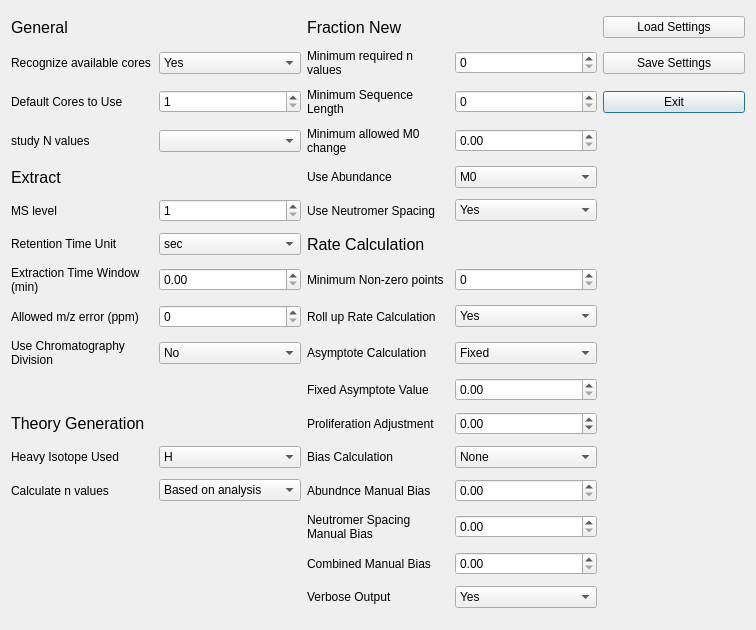
Old version of the form ui_files/Settings_Menu.ui in the repository JC-Price/DeuteRater.
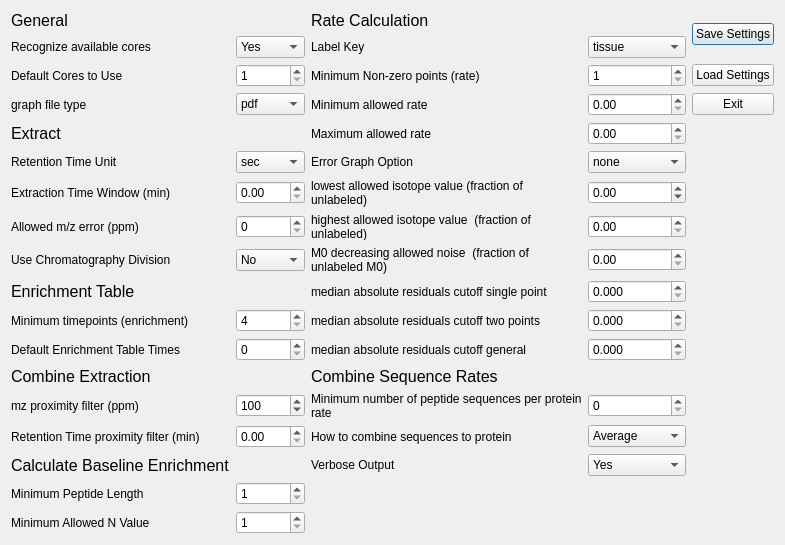
New version of the form.

Patch:
```diff
--- a/ui_files/Settings_Menu.ui
+++ b/ui_files/Settings_Menu.ui
@@ -6,52 +6,88 @@
    <rect>
     <x>0</x>
     <y>0</y>
-    <width>756</width>
-    <height>630</height>
+    <width>785</width>
+    <height>545</height>
    </rect>
   </property>
-  <property name="minimumSize">
-   <size>
-    <width>650</width>
-    <height>600</height>
-   </size>
-  </property>
   <property name="windowTitle">
    <string>Dialog</string>
   </property>
-  <property name="autoFillBackground">
-   <bool>false</bool>
-  </property>
-  <property name="sizeGripEnabled">
-   <bool>false</bool>
-  </property>
   <layout class="QGridLayout" name="gridLayout">
-   <item row="0" column="0">
-    <widget class="QLabel" name="label_5">
-     <property name="font">
-      <font>
-       <pointsize>12</pointsize>
-      </font>
+   <item row="19" column="1">
+    <widget class="QSpinBox" name="min_allowed_n_value">
+     <property name="minimum">
+      <number>1</number>
      </property>
+     <property name="maximum">
+      <number>99</number>
+     </property>
+    </widget>
+   </item>
+   <item row="19" column="0">
+    <widget class="QLabel" name="label_25">
      <property name="text">
-      <string>General</string>
+      <string>Minimum Allowed N Value</string>
      </property>
     </widget>
    </item>
-   <item row="0" column="3">
-    <widget class="QLabel" name="label_2">
+   <item row="18" column="1">
+    <widget class="QSpinBox" name="min_AA_length">
+     <property name="minimum">
+      <number>1</number>
+     </property>
+     <property name="maximum">
+      <number>99</number>
+     </property>
+    </widget>
+   </item>
+   <item row="17" column="2">
+    <widget class="QLabel" name="label_43">
+     <property name="text">
+      <string>Verbose Output</string>
+     </property>
+     <property name="wordWrap">
+      <bool>true</bool>
+     </property>
+    </widget>
+   </item>
+   <item row="16" column="1">
+    <widget class="QDoubleSpinBox" name="rt_prox_filter"/>
+   </item>
+   <item row="15" column="2">
+    <widget class="QLabel" name="label_32">
+     <property name="text">
+      <string>Minimum number of peptide sequences per protein rate</string>
+     </property>
+     <property name="wordWrap">
+      <bool>true</bool>
+     </property>
+    </widget>
+   </item>
+   <item row="15" column="3">
+    <widget class="QSpinBox" name="minimum_sequences_to_combine_for_protein_rate"/>
+   </item>
+   <item row="17" column="0">
+    <widget class="QLabel" name="label_7">
      <property name="font">
       <font>
        <pointsize>12</pointsize>
       </font>
      </property>
      <property name="text">
-      <string>Fraction New</string>
+      <string>Calculate Baseline Enrichment</string>
      </property>
     </widget>
    </item>
-   <item row="1" column="2">
-    <widget class="QComboBox" name="recognize_available_cores">
+   <item row="16" column="0">
+    <widget class="QLabel" name="label_31">
+     <property name="text">
+      <string>Retention Time proximity filter (min)</string>
+     </property>
+    </widget>
+   </item>
+   <item row="17" column="3">
+    <widget class="QComboBox" name="verbose_output">
      <item>
       <property name="text">
        <string>Yes</string>
@@ -64,128 +100,25 @@
      </item>
     </widget>
    </item>
-   <item row="1" column="3">
-    <widget class="QLabel" name="label">
-     <property name="text">
-      <string>Minimum required n values</string>
-     </property>
-     <property name="scaledContents">
-      <bool>false</bool>
-     </property>
-     <property name="wordWrap">
-      <bool>true</bool>
-     </property>
-    </widget>
-   </item>
-   <item row="1" column="4">
-    <widget class="QSpinBox" name="min_n_value"/>
-   </item>
-   <item row="2" column="0">
-    <widget class="QLabel" name="label_18">
-     <property name="text">
-      <string>Default Cores to Use</string>
-     </property>
-     <property name="scaledContents">
-      <bool>false</bool>
-     </property>
-     <property name="wordWrap">
-      <bool>true</bool>
-     </property>
-    </widget>
-   </item>
-   <item row="2" column="2">
-    <widget class="QSpinBox" name="default_cores">
-     <property name="minimum">
-      <number>1</number>
-     </property>
-     <property name="maximum">
-      <number>60</number>
-     </property>
-    </widget>
-   </item>
-   <item row="2" column="3">
-    <widget class="QLabel" name="label_3">
-     <property name="text">
-      <string>Minimum Sequence Length</string>
-     </property>
-     <property name="scaledContents">
-      <bool>false</bool>
-     </property>
-     <property name="wordWrap">
-      <bool>true</bool>
-     </property>
-    </widget>
-   </item>
-   <item row="2" column="4">
-    <widget class="QSpinBox" name="min_sequence_length"/>
-   </item>
-   <item row="3" column="0">
-    <widget class="QLabel" name="label_23">
-     <property name="text">
-      <string>study N values</string>
-     </property>
-    </widget>
-   </item>
-   <item row="3" column="3">
-    <widget class="QLabel" name="label_8">
-     <property name="text">
-      <string>Minimum allowed M0 change</string>
-     </property>
-     <property name="scaledContents">
-      <bool>false</bool>
-     </property>
-     <property name="wordWrap">
-      <bool>true</bool>
-     </property>
-    </widget>
-   </item>
-   <item row="3" column="4">
-    <widget class="QDoubleSpinBox" name="min_allowed_m0_change">
-     <property name="maximum">
-      <double>1.000000000000000</double>
-     </property>
-     <property name="singleStep">
-      <double>0.050000000000000</double>
-     </property>
-    </widget>
-   </item>
-   <item row="4" column="0">
-    <widget class="QLabel" name="label_6">
-     <property name="font">
-      <font>
-       <pointsize>12</pointsize>
-      </font>
-     </property>
-     <property name="text">
-      <string>Extract</string>
-     </property>
-    </widget>
-   </item>
-   <item row="4" column="3">
+   <item row="18" column="0">
     <widget class="QLabel" name="label_24">
      <property name="text">
-      <string>Use Abundance</string>
+      <string>Minimum Peptide Length</string>
      </property>
-     <property name="scaledContents">
-      <bool>false</bool>
+    </widget>
+   </item>
+   <item row="16" column="2">
+    <widget class="QLabel" name="label_42">
+     <property name="text">
+      <string>How to combine sequences to protein</string>
      </property>
      <property name="wordWrap">
       <bool>true</bool>
      </property>
     </widget>
    </item>
-   <item row="4" column="4">
-    <widget class="QComboBox" name="use_abundance">
-     <item>
-      <property name="text">
-       <string>M0</string>
-      </property>
-     </item>
-     <item>
-      <property name="text">
-       <string>Highest</string>
-      </property>
-     </item>
+   <item row="16" column="3">
+    <widget class="QComboBox" name="protein_roll_up_type">
      <item>
       <property name="text">
        <string>Average</string>
@@ -198,74 +131,56 @@
      </item>
     </widget>
    </item>
-   <item row="5" column="0">
-    <widget class="QLabel" name="MS_level_label">
-     <property name="text">
-      <string>MS level</string>
-     </property>
-     <property name="scaledContents">
-      <bool>false</bool>
-     </property>
-     <property name="wordWrap">
-      <bool>true</bool>
-     </property>
-    </widget>
-   </item>
-   <item row="5" column="2">
-    <widget class="QSpinBox" name="ms_level">
+   <item row="15" column="1">
+    <widget class="QSpinBox" name="mz_prox_filter">
      <property name="minimum">
       <number>1</number>
      </property>
      <property name="maximum">
-      <number>10</number>
+      <number>1000</number>
+     </property>
+     <property name="singleStep">
+      <number>5</number>
+     </property>
+     <property name="value">
+      <number>100</number>
      </property>
     </widget>
    </item>
-   <item row="5" column="3">
-    <widget class="QLabel" name="label_25">
+   <item row="15" column="0">
+    <widget class="QLabel" name="label_27">
      <property name="text">
-      <string>Use Neutromer Spacing</string>
+      <string>mz proximity filter (ppm)</string>
      </property>
-     <property name="scaledContents">
-      <bool>false</bool>
+    </widget>
+   </item>
+   <item row="8" column="3">
+    <widget class="QDoubleSpinBox" name="lowest_allowed_norm_isotope">
+     <property name="minimum">
+      <double>-1.000000000000000</double>
      </property>
-     <property name="wordWrap">
-      <bool>true</bool>
+     <property name="maximum">
+      <double>1.000000000000000</double>
      </property>
     </widget>
    </item>
-   <item row="5" column="4">
-    <widget class="QComboBox" name="use_neutromer_spacing">
-     <item>
-      <property name="text">
-       <string>Yes</string>
-      </property>
-     </item>
+   <item row="9" column="1">
+    <widget class="QSpinBox" name="ppm_error">
+     <property name="maximum">
+      <number>100</number>
+     </property>
+    </widget>
+   </item>
+   <item row="10" column="1">
+    <widget class="QComboBox" name="use_chromatography_division">
      <item>
       <property name="text">
        <string>No</string>
       </property>
      </item>
-    </widget>
-   </item>
-   <item row="6" column="0">
-    <widget class="QLabel" name="label_19">
-     <property name="text">
-      <string>Retention Time Unit</string>
-     </property>
-     <property name="scaledContents">
-      <bool>false</bool>
-     </property>
-     <property name="wordWrap">
-      <bool>true</bool>
-     </property>
-    </widget>
-   </item>
-   <item row="6" column="2">
-    <widget class="QComboBox" name="rt_unit">
      <item>
       <property name="text">
-       <string>sec</string>
+       <string>Intrafile</string>
       </property>
      </item>
      <item>
@@ -275,136 +190,66 @@
      </item>
     </widget>
    </item>
-   <item row="6" column="3">
-    <widget class="QLabel" name="label_4">
-     <property name="font">
-      <font>
-       <pointsize>12</pointsize>
-      </font>
-     </property>
-     <property name="text">
-      <string>Rate Calculation</string>
-     </property>
-    </widget>
-   </item>
-   <item row="7" column="0">
+   <item row="8" column="0">
     <widget class="QLabel" name="label_20">
      <property name="text">
       <string>Extraction Time Window (min)</string>
      </property>
-     <property name="scaledContents">
-      <bool>false</bool>
-     </property>
-     <property name="wordWrap">
-      <bool>true</bool>
-     </property>
-    </widget>
-   </item>
-   <item row="7" column="2">
-    <widget class="QDoubleSpinBox" name="time_window"/>
-   </item>
-   <item row="7" column="3">
-    <widget class="QLabel" name="label_26">
-     <property name="text">
-      <string>Minimum Non-zero points</string>
-     </property>
-     <property name="scaledContents">
-      <bool>false</bool>
-     </property>
-     <property name="wordWrap">
-      <bool>true</bool>
-     </property>
-    </widget>
-   </item>
-   <item row="7" column="4">
-    <widget class="QSpinBox" name="minimum_nonzero_points"/>
-   </item>
-   <item row="8" column="0">
-    <widget class="QLabel" name="ppm_error_label">
-     <property name="text">
-      <string>Allowed m/z error (ppm)</string>
-     </property>
-     <property name="scaledContents">
-      <bool>false</bool>
-     </property>
-     <property name="wordWrap">
-      <bool>true</bool>
-     </property>
     </widget>
    </item>
    <item row="8" column="2">
-    <widget class="QSpinBox" name="ppm_error">
-     <property name="maximum">
-      <number>100</number>
-     </property>
-    </widget>
-   </item>
-   <item row="8" column="3">
-    <widget class="QLabel" name="label_17">
+    <widget class="QLabel" name="label_33">
      <property name="text">
-      <string>Roll up Rate Calculation</string>
-     </property>
-     <property name="scaledContents">
-      <bool>false</bool>
+      <string>lowest allowed isotope value (fraction of unlabeled)</string>
      </property>
      <property name="wordWrap">
       <bool>true</bool>
      </property>
     </widget>
    </item>
-   <item row="8" column="4">
-    <widget class="QComboBox" name="roll_up_option">
-     <item>
-      <property name="text">
-       <string>Yes</string>
-      </property>
-     </item>
-     <item>
-      <property name="text">
-       <string>No</string>
-      </property>
-     </item>
-    </widget>
-   </item>
    <item row="9" column="0">
     <widget class="QLabel" name="label_21">
      <property name="acceptDrops">
       <bool>false</bool>
      </property>
      <property name="text">
-      <string>Use Chromatography Division</string>
-     </property>
-     <property name="scaledContents">
-      <bool>false</bool>
-     </property>
-     <property name="wordWrap">
-      <bool>true</bool>
+      <string>Allowed m/z error (ppm)</string>
      </property>
     </widget>
    </item>
+   <item row="8" column="1">
+    <widget class="QDoubleSpinBox" name="time_window"/>
+   </item>
    <item row="9" column="2">
-    <widget class="QComboBox" name="use_chromatography_division">
-     <item>
-      <property name="text">
-       <string>No</string>
-      </property>
-     </item>
-     <item>
-      <property name="text">
-       <string>Intrafile</string>
-      </property>
-     </item>
-     <item>
-      <property name="text">
-       <string>Interfile</string>
-      </property>
-     </item>
+    <widget class="QLabel" name="label_34">
+     <property name="text">
+      <string>highest allowed isotope value  (fraction of unlabeled)</string>
+     </property>
+     <property name="wordWrap">
+      <bool>true</bool>
+     </property>
     </widget>
    </item>
    <item row="9" column="3">
-    <widget class="QLabel" name="label_15">
+    <widget class="QDoubleSpinBox" name="highest_allowed_norm_isotope">
+     <property name="minimum">
+      <double>0.000000000000000</double>
+     </property>
+     <property name="maximum">
+      <double>2.000000000000000</double>
+     </property>
+     <property name="singleStep">
+      <double>0.010000000000000</double>
+     </property>
+    </widget>
+   </item>
+   <item row="10" column="0">
+    <widget class="QLabel" name="label_22">
+     <property name="acceptDrops">
+      <bool>false</bool>
+     </property>
      <property name="text">
-      <string>Asymptote Calculation</string>
+      <string>Use Chromatography Division</string>
      </property>
      <property name="scaledContents">
       <bool>false</bool>
@@ -414,91 +259,78 @@
      </property>
     </widget>
    </item>
-   <item row="9" column="4">
-    <widget class="QComboBox" name="asymptope_type">
-     <item>
-      <property name="text">
-       <string>Fixed</string>
-      </property>
-     </item>
-     <item>
-      <property name="text">
-       <string>Variable</string>
-      </property>
-     </item>
+   <item row="0" column="0">
+    <widget class="QLabel" name="label_5">
+     <property name="font">
+      <font>
+       <pointsize>12</pointsize>
+      </font>
+     </property>
+     <property name="text">
+      <string>General</string>
+     </property>
+    </widget>
+   </item>
+   <item row="0" column="4" rowspan="2">
+    <widget class="QPushButton" name="SaveButton">
+     <property name="text">
+      <string>Save Settings</string>
+     </property>
+    </widget>
+   </item>
+   <item row="2" column="4">
+    <widget class="QPushButton" name="LoadButton">
+     <property name="text">
+      <string>Load Settings</string>
+     </property>
+    </widget>
+   </item>
+   <item row="0" column="2">
+    <widget class="QLabel" name="label_4">
+     <property name="font">
+      <font>
+       <pointsize>12</pointsize>
+      </font>
+     </property>
+     <property name="text">
+      <string>Rate Calculation</string>
+     </property>
+    </widget>
+   </item>
+   <item row="4" column="4">
+    <widget class="QPushButton" name="ExitButton">
+     <property name="text">
+      <string>Exit</string>
+     </property>
     </widget>
    </item>
    <item row="10" column="3">
-    <widget class="QLabel" name="label_16">
-     <property name="text">
-      <string>Fixed Asymptote Value</string>
-     </property>
-     <property name="scaledContents">
-      <bool>false</bool>
-     </property>
-     <property name="wordWrap">
-      <bool>true</bool>
-     </property>
-    </widget>
-   </item>
-   <item row="10" column="4">
-    <widget class="QDoubleSpinBox" name="fixed_asymptote_value">
+    <widget class="QDoubleSpinBox" name="m0_decreasing_allowed_noise">
      <property name="minimum">
       <double>0.000000000000000</double>
      </property>
      <property name="maximum">
-      <double>10.000000000000000</double>
+      <double>0.500000000000000</double>
      </property>
      <property name="singleStep">
       <double>0.050000000000000</double>
      </property>
     </widget>
    </item>
-   <item row="11" column="0">
-    <widget class="QLabel" name="label_7">
-     <property name="font">
-      <font>
-       <pointsize>12</pointsize>
-      </font>
-     </property>
+   <item row="11" column="2">
+    <widget class="QLabel" name="label_36">
      <property name="text">
-      <string>Theory Generation</string>
-     </property>
-    </widget>
-   </item>
-   <item row="11" column="3">
-    <widget class="QLabel" name="label_14">
-     <property name="text">
-      <string>Proliferation Adjustment</string>
-     </property>
-     <property name="scaledContents">
-      <bool>false</bool>
+      <string>median absolute residuals cutoff single point</string>
      </property>
      <property name="wordWrap">
       <bool>true</bool>
      </property>
     </widget>
    </item>
-   <item row="11" column="4">
-    <widget class="QDoubleSpinBox" name="proliferation_adjustment">
-     <property name="minimum">
-      <double>-0.500000000000000</double>
-     </property>
-     <property name="maximum">
-      <double>1.000000000000000</double>
-     </property>
-     <property name="singleStep">
-      <double>0.050000000000000</double>
-     </property>
-    </widget>
-   </item>
    <item row="12" column="0">
-    <widget class="QLabel" name="label_22">
+    <widget class="QLabel" name="label_28">
      <property name="text">
-      <string>Heavy Isotope Used</string>
-     </property>
-     <property name="scaledContents">
-      <bool>false</bool>
+      <string>Minimum timepoints (enrichment)</string>
      </property>
      <property name="wordWrap">
       <bool>true</bool>
@@ -506,18 +338,9 @@
     </widget>
    </item>
    <item row="12" column="2">
-    <widget class="QComboBox" name="heavy_label">
-     <item>
-      <property name="text">
-       <string>H</string>
-      </property>
-     </item>
-    </widget>
-   </item>
-   <item row="12" column="3">
-    <widget class="QLabel" name="label_13">
+    <widget class="QLabel" name="label_38">
      <property name="text">
-      <string>Bias Calculation</string>
+      <string>median absolute residuals cutoff two points</string>
      </property>
      <property name="scaledContents">
       <bool>false</bool>
@@ -527,29 +350,10 @@
      </property>
     </widget>
    </item>
-   <item row="12" column="4">
-    <widget class="QComboBox" name="bias_selection_option">
-     <item>
-      <property name="text">
-       <string>None</string>
-      </property>
-     </item>
-     <item>
-      <property name="text">
-       <string>Automatic</string>
-      </property>
-     </item>
-     <item>
-      <property name="text">
-       <string>Manual</string>
-      </property>
-     </item>
-    </widget>
-   </item>
-   <item row="13" column="0">
-    <widget class="QLabel" name="label_27">
+   <item row="10" column="2">
+    <widget class="QLabel" name="label_35">
      <property name="text">
-      <string>Calculate n values</string>
+      <string>M0 decreasing allowed noise  (fraction of unlabeled M0)</string>
      </property>
      <property name="scaledContents">
       <bool>false</bool>
@@ -559,148 +363,292 @@
      </property>
     </widget>
    </item>
+   <item row="11" column="0">
+    <widget class="QLabel" name="label_8">
+     <property name="font">
+      <font>
+       <pointsize>12</pointsize>
+      </font>
+     </property>
+     <property name="text">
+      <string>Enrichment Table</string>
+     </property>
+    </widget>
+   </item>
+   <item row="12" column="1">
+    <widget class="QSpinBox" name="min_allowed_timepoints_enrichment">
+     <property name="minimum">
+      <number>4</number>
+     </property>
+    </widget>
+   </item>
    <item row="13" column="2">
-    <widget class="QComboBox" name="calculate_n_values">
-     <item>
-      <property name="text">
-       <string>Based on analysis</string>
-      </property>
-     </item>
+    <widget class="QLabel" name="label_39">
+     <property name="text">
+      <string>median absolute residuals cutoff general</string>
+     </property>
+     <property name="wordWrap">
+      <bool>true</bool>
+     </property>
+    </widget>
+   </item>
+   <item row="13" column="0">
+    <widget class="QLabel" name="label_37">
+     <property name="text">
+      <string>Default Enrichment Table Times</string>
+     </property>
+     <property name="wordWrap">
+      <bool>true</bool>
+     </property>
+    </widget>
+   </item>
+   <item row="11" column="3">
+    <widget class="QDoubleSpinBox" name="median_absolute_residuals_cutoff_value_single_point">
+     <property name="decimals">
+      <number>3</number>
+     </property>
     </widget>
    </item>
    <item row="13" column="3">
+    <widget class="QDoubleSpinBox" name="median_absolute_residuals_cutoff_value_general">
+     <property name="decimals">
+      <number>3</number>
+     </property>
+    </widget>
+   </item>
+   <item row="12" column="3">
+    <widget class="QDoubleSpinBox" name="median_absolute_residuals_cutoff_value_two_points">
+     <property name="decimals">
+      <number>3</number>
+     </property>
+    </widget>
+   </item>
+   <item row="13" column="1">
+    <widget class="QSpinBox" name="starting_enrichment_table_timepoints"/>
+   </item>
+   <item row="14" column="0">
     <widget class="QLabel" name="label_10">
+     <property name="sizePolicy">
+      <sizepolicy hsizetype="Preferred" vsizetype="Minimum">
+       <horstretch>0</horstretch>
+       <verstretch>0</verstretch>
+      </sizepolicy>
+     </property>
+     <property name="font">
+      <font>
+       <pointsize>12</pointsize>
+      </font>
+     </property>
      <property name="text">
-      <string>Abundnce Manual Bias</string>
+      <string>Combine Extraction</string>
      </property>
-     <property name="scaledContents">
-      <bool>false</bool>
-     </property>
-     <property name="wordWrap">
-      <bool>true</bool>
-     </property>
     </widget>
    </item>
-   <item row="13" column="4">
-    <widget class="QDoubleSpinBox" name="abund_manual_bias">
-     <property name="maximum">
-      <double>1.000000000000000</double>
-     </property>
-     <property name="singleStep">
-      <double>0.050000000000000</double>
-     </property>
-    </widget>
-   </item>
-   <item row="14" column="3">
+   <item row="14" column="2" colspan="2">
     <widget class="QLabel" name="label_11">
-     <property name="text">
-      <string>Neutromer Spacing Manual Bias</string>
+     <property name="font">
+      <font>
+       <pointsize>12</pointsize>
+      </font>
      </property>
-     <property name="scaledContents">
-      <bool>false</bool>
-     </property>
-     <property name="wordWrap">
-      <bool>true</bool>
-     </property>
-    </widget>
-   </item>
-   <item row="14" column="4">
-    <widget class="QDoubleSpinBox" name="spacing_manual_bias">
-     <property name="maximum">
-      <double>1.000000000000000</double>
-     </property>
-     <property name="singleStep">
-      <double>0.050000000000000</double>
-     </property>
-    </widget>
-   </item>
-   <item row="15" column="3">
-    <widget class="QLabel" name="label_12">
      <property name="text">
-      <string>Combined Manual Bias</string>
+      <string>Combine Sequence Rates</string>
      </property>
-     <property name="scaledContents">
-      <bool>false</bool>
-     </property>
-     <property name="wordWrap">
-      <bool>true</bool>
-     </property>
     </widget>
    </item>
-   <item row="15" column="4">
-    <widget class="QDoubleSpinBox" name="combined_manual_bias">
-     <property name="maximum">
-      <double>1.000000000000000</double>
-     </property>
-     <property name="singleStep">
-      <double>0.050000000000000</double>
-     </property>
-    </widget>
-   </item>
-   <item row="16" column="3">
-    <widget class="QLabel" name="label_28">
-     <property name="text">
-      <string>Verbose Output</string>
-     </property>
-     <property name="wordWrap">
-      <bool>true</bool>
-     </property>
-    </widget>
-   </item>
-   <item row="16" column="4">
-    <widget class="QComboBox" name="verbose_rate">
-     <item>
-      <property name="text">
-       <string>Yes</string>
-      </property>
-     </item>
-     <item>
-      <property name="text">
-       <string>No</string>
-      </property>
-     </item>
-    </widget>
-   </item>
-   <item row="3" column="2">
-    <widget class="QComboBox" name="study_type_combobox"/>
-   </item>
    <item row="1" column="0">
     <widget class="QLabel" name="label_9">
      <property name="text">
       <string>Recognize available cores</string>
      </property>
-     <property name="scaledContents">
-      <bool>false</bool>
+    </widget>
+   </item>
+   <item row="1" column="1">
+    <widget class="QComboBox" name="recognize_available_cores">
+     <item>
+      <property name="text">
+       <string>Yes</string>
+      </property>
+     </item>
+     <item>
+      <property name="text">
+       <string>No</string>
+      </property>
+     </item>
+    </widget>
+   </item>
+   <item row="1" column="2">
+    <widget class="QLabel" name="label_23">
+     <property name="text">
+      <string>Label Key</string>
      </property>
+    </widget>
+   </item>
+   <item row="1" column="3">
+    <widget class="QComboBox" name="label_key">
+     <item>
+      <property name="text">
+       <string>tissue</string>
+      </property>
+     </item>
+     <item>
+      <property name="text">
+       <string>cell culture</string>
+      </property>
+     </item>
+    </widget>
+   </item>
+   <item row="2" column="2">
+    <widget class="QLabel" name="label_26">
+     <property name="text">
+      <string>Minimum Non-zero points (rate)</string>
+     </property>
      <property name="wordWrap">
       <bool>true</bool>
      </property>
     </widget>
    </item>
-   <item row="0" column="5">
-    <widget class="QPushButton" name="LoadButton">
+   <item row="2" column="3">
+    <widget class="QSpinBox" name="minimum_nonzero_points_rate">
+     <property name="minimum">
+      <number>1</number>
+     </property>
+    </widget>
+   </item>
+   <item row="4" column="2">
+    <widget class="QLabel" name="label_29">
      <property name="text">
-      <string>Load Settings</string>
+      <string>Minimum allowed rate</string>
      </property>
+     <property name="wordWrap">
+      <bool>true</bool>
+     </property>
     </widget>
    </item>
-   <item row="1" column="5">
-    <widget class="QPushButton" name="SaveButton">
+   <item row="4" column="3">
+    <widget class="QDoubleSpinBox" name="min_allowed_rate"/>
+   </item>
+   <item row="5" column="2">
+    <widget class="QLabel" name="label_30">
      <property name="text">
-      <string>Save Settings</string>
+      <string>Maximum allowed rate</string>
      </property>
+     <property name="wordWrap">
+      <bool>true</bool>
+     </property>
     </widget>
    </item>
-   <item row="2" column="5">
-    <widget class="QPushButton" name="ExitButton">
+   <item row="5" column="3">
+    <widget class="QDoubleSpinBox" name="max_allowed_rate"/>
+   </item>
+   <item row="6" column="3">
+    <widget class="QComboBox" name="error_graph_option">
+     <item>
+      <property name="text">
+       <string>none</string>
+      </property>
+     </item>
+     <item>
+      <property name="text">
+       <string>approximate</string>
+      </property>
+     </item>
+     <item>
+      <property name="text">
+       <string>exact</string>
+      </property>
+     </item>
+    </widget>
+   </item>
+   <item row="6" column="2">
+    <widget class="QLabel" name="label_40">
      <property name="text">
-      <string>Exit</string>
+      <string>Error Graph Option</string>
      </property>
-     <property name="default">
+     <property name="wordWrap">
       <bool>true</bool>
      </property>
     </widget>
    </item>
+   <item row="2" column="0">
+    <widget class="QLabel" name="label_18">
+     <property name="text">
+      <string>Default Cores to Use</string>
+     </property>
+    </widget>
+   </item>
+   <item row="2" column="1">
+    <widget class="QSpinBox" name="default_cores">
+     <property name="minimum">
+      <number>1</number>
+     </property>
+     <property name="maximum">
+      <number>60</number>
+     </property>
+    </widget>
+   </item>
+   <item row="4" column="0">
+    <widget class="QLabel" name="label_41">
+     <property name="text">
+      <string>graph file type</string>
+     </property>
+     <property name="wordWrap">
+      <bool>true</bool>
+     </property>
+    </widget>
+   </item>
+   <item row="4" column="1">
+    <widget class="QComboBox" name="graph_file_type">
+     <item>
+      <property name="text">
+       <string>pdf</string>
+      </property>
+     </item>
+     <item>
+      <property name="text">
+       <string>png</string>
+      </property>
+     </item>
+     <item>
+      <property name="text">
+       <string>svg</string>
+      </property>
+     </item>
+    </widget>
+   </item>
+   <item row="5" column="0">
+    <widget class="QLabel" name="label_6">
+     <property name="font">
+      <font>
+       <pointsize>12</pointsize>
+      </font>
+     </property>
+     <property name="text">
+      <string>Extract</string>
+     </property>
+    </widget>
+   </item>
+   <item row="6" column="1">
+    <widget class="QComboBox" name="rt_unit">
+     <item>
+      <property name="text">
+       <string>sec</string>
+      </property>
+     </item>
+     <item>
+      <property name="text">
+       <string>min</string>
+      </property>
+     </item>
+    </widget>
+   </item>
+   <item row="6" column="0">
+    <widget class="QLabel" name="label_19">
+     <property name="text">
+      <string>Retention Time Unit</string>
+     </property>
+    </widget>
+   </item>
   </layout>
  </widget>
  <resources/>
```
Left out of the diff: 18 changed lines with no effect on the pictures.
